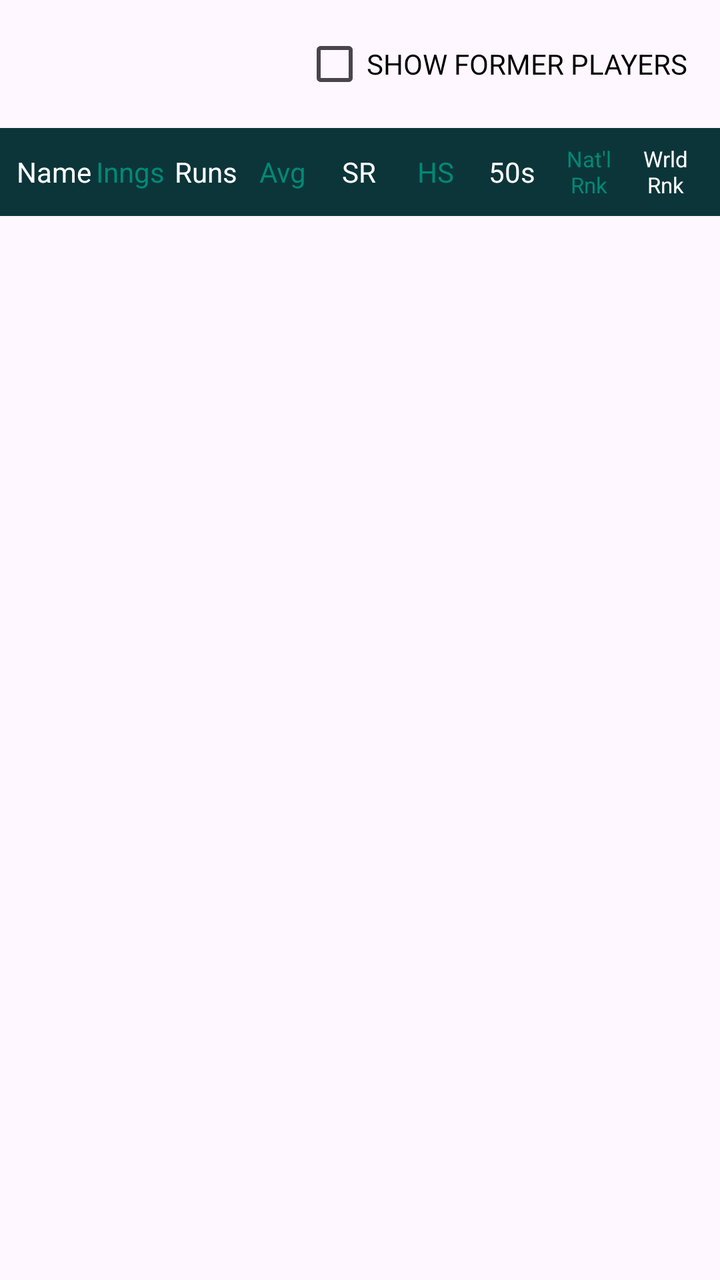
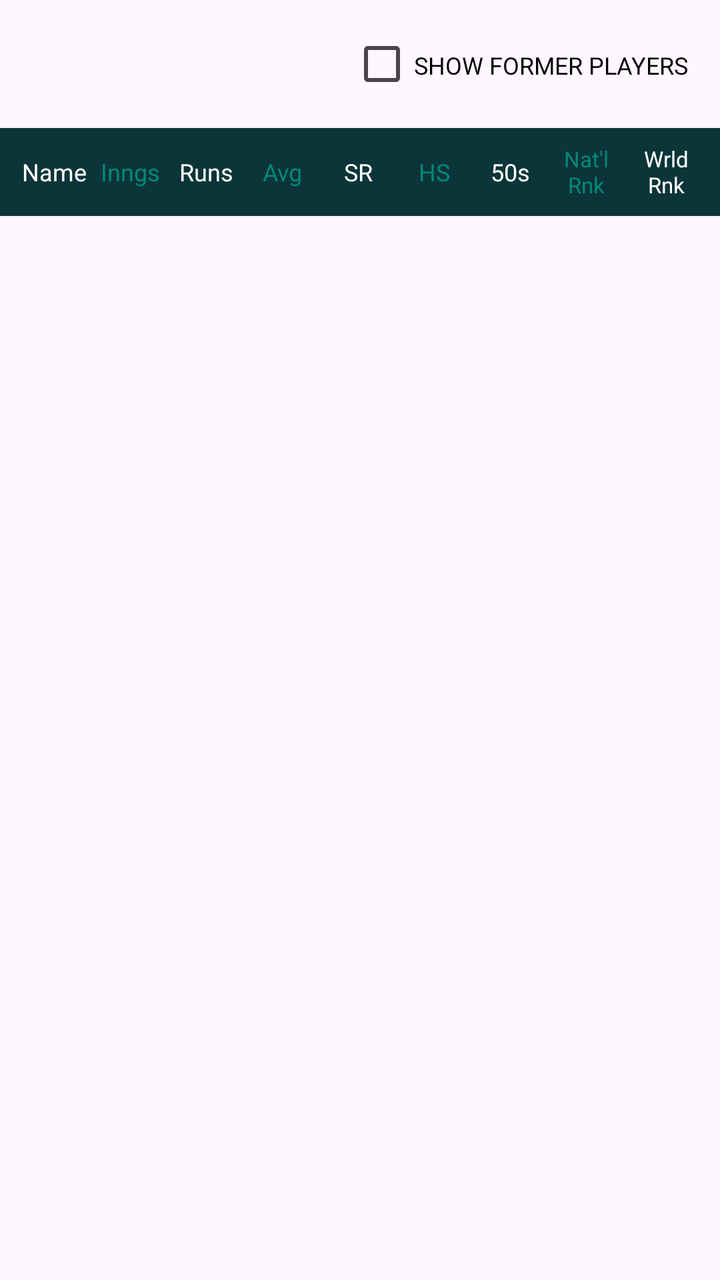

Two renders of the same Android screen: before a commit and after it. Below are the layout's source before the change and the commit's diff.
<!-- AndroidManifest.xml: application theme Theme.LMSAssignment -->
<!-- res/layout/fragment_b.xml -->
<?xml version="1.0" encoding="utf-8"?>
<LinearLayout xmlns:android="http://schemas.android.com/apk/res/android"
    xmlns:app="http://schemas.android.com/apk/res-auto"
    xmlns:tools="http://schemas.android.com/tools"
    android:layout_width="match_parent"
    android:layout_height="match_parent"
    android:orientation="vertical"
    tools:context=".view.child_tabs.BFragment">

    <LinearLayout
        android:id="@+id/llFormerPlayers"
        android:layout_width="match_parent"
        android:layout_height="wrap_content"
        android:gravity="end"
        android:orientation="horizontal"
        android:padding="8dp">


        <androidx.appcompat.widget.AppCompatCheckBox
            android:id="@+id/cbFormerPlayers"
            android:layout_width="28dp"
            android:layout_height="wrap_content"
            android:layout_marginHorizontal="4dp"
            android:buttonTint="@color/lms_primary" />

        <TextView
            android:id="@+id/tvFormerPlayers"
            android:layout_width="wrap_content"
            android:layout_height="wrap_content"
            android:layout_marginEnd="8dp"
            android:text="SHOW FORMER PLAYERS"
            android:textColor="@android:color/black"
            android:textSize="@dimen/lms_small_text" />

    </LinearLayout>

    <androidx.constraintlayout.widget.ConstraintLayout
        android:layout_width="match_parent"
        android:layout_height="wrap_content">

        <LinearLayout
            android:layout_width="match_parent"
            android:layout_height="44dp"
            android:background="@color/lms_primary_bg"
            android:gravity="center"
            android:orientation="horizontal"
            android:paddingHorizontal="8dp"
            app:layout_constraintEnd_toEndOf="parent"
            app:layout_constraintStart_toStartOf="parent"
            app:layout_constraintTop_toTopOf="parent">

            
            <TextView
                android:id="@+id/tvName"
                android:layout_width="0dp"
                android:layout_height="wrap_content"
                android:layout_weight="1"
                android:gravity="center"
                android:text="Name"
                android:textColor="@android:color/white"
                android:textSize="@dimen/lms_small_text" />

            
            <TextView
                android:id="@+id/tvInnings"
                android:layout_width="0dp"
                android:layout_height="wrap_content"
                android:layout_weight="1"
                android:gravity="center"
                android:text="Inngs"
                android:textColor="@color/lms_primary"
                android:textSize="@dimen/lms_small_text" />

            
            <TextView
                android:id="@+id/tvRuns"
                android:layout_width="0dp"
                android:layout_height="wrap_content"
                android:layout_weight="1"
                android:gravity="center"
                android:text="Runs"
                android:textColor="@android:color/white"
                android:textSize="@dimen/lms_small_text" />

            
            <TextView
                android:id="@+id/tvAvg"
                android:layout_width="0dp"
                android:layout_height="wrap_content"
                android:layout_weight="1"
                android:gravity="center"
                android:text="Avg"
                android:textColor="@color/lms_primary"
                android:textSize="@dimen/lms_small_text" />

            
            <TextView
                android:id="@+id/tvSR"
                android:layout_width="0dp"
                android:layout_height="wrap_content"
                android:layout_weight="1"
                android:gravity="center"
                android:text="SR"
                android:textColor="@android:color/white"
                android:textSize="@dimen/lms_small_text" />

            
            <TextView
                android:id="@+id/tvHS"
                android:layout_width="0dp"
                android:layout_height="wrap_content"
                android:layout_weight="1"
                android:gravity="center"
                android:text="HS"
                android:textColor="@color/lms_primary"
                android:textSize="@dimen/lms_small_text" />

            
            <TextView
                android:id="@+id/tv50s"
                android:layout_width="0dp"
                android:layout_height="wrap_content"
                android:layout_weight="1"
                android:gravity="center"
                android:text="50s"
                android:textColor="@android:color/white"
                android:textSize="@dimen/lms_small_text" />

            
            <TextView
                android:id="@+id/tvNationalRank"
                android:layout_width="0dp"
                android:layout_height="wrap_content"
                android:layout_weight="1"
                android:gravity="center"
                android:text="Nat'l Rnk"
                android:textColor="@color/lms_primary"
                android:textSize="11sp" />

            
            <TextView
                android:id="@+id/tvWorldRank"
                android:layout_width="0dp"
                android:layout_height="wrap_content"
                android:layout_weight="1"
                android:gravity="center"
                android:text="Wrld Rnk"
                android:textColor="@android:color/white"
                android:textSize="11sp" />

        </LinearLayout>

        <ImageView
            android:id="@+id/ivArrow"
            android:layout_width="12dp"
            android:layout_height="12dp"
            android:layout_marginEnd="130dp"
            android:layout_marginBottom="6dp"
            android:src="@drawable/ic_triangle"
            android:visibility="gone"
            app:layout_constraintBottom_toBottomOf="parent"
            app:layout_constraintEnd_toEndOf="parent"
            app:layout_constraintStart_toStartOf="parent"
            tools:visibility="visible" />
    </androidx.constraintlayout.widget.ConstraintLayout>

    <FrameLayout
        android:layout_width="match_parent"
        android:layout_height="wrap_content">

        <androidx.recyclerview.widget.RecyclerView
            android:id="@+id/rvBatting"
            android:layout_width="match_parent"
            android:layout_height="wrap_content"
            android:nestedScrollingEnabled="false"
            app:layoutManager="androidx.recyclerview.widget.LinearLayoutManager"
            tools:listitem="@layout/item_batting" />

        <ProgressBar
            android:id="@+id/progressBar"
            android:layout_width="wrap_content"
            android:layout_height="wrap_content"
            android:layout_gravity="center"
            android:indeterminateTint="@color/lms_primary" />
    </FrameLayout>

</LinearLayout>
<!-- res/layout/item_batting.xml (included above) -->
<?xml version="1.0" encoding="utf-8"?>
<LinearLayout xmlns:android="http://schemas.android.com/apk/res/android"
    android:layout_width="match_parent"
    android:layout_height="wrap_content">

    <LinearLayout
        android:paddingHorizontal="8dp"
        android:gravity="center"
        android:layout_width="match_parent"
        android:layout_height="44dp"
        android:orientation="horizontal">

        
        <TextView
            android:id="@+id/tvName"
            android:layout_width="0dp"
            android:layout_height="wrap_content"
            android:layout_weight="1"
            android:gravity="center"
            android:maxLength="5"
            android:text="Name"
            android:lineBreakStyle="none"
            android:textColor="@color/batting_item_text_odd"
            android:textSize="@dimen/lms_small_text" />

        
        <TextView
            android:id="@+id/tvInnings"
            android:layout_width="0dp"
            android:layout_height="wrap_content"
            android:layout_weight="1"
            android:gravity="center"
            android:text="Inngs"
            android:textColor="@color/batting_item_text_even"
            android:textSize="@dimen/lms_small_text" />

        
        <TextView
            android:id="@+id/tvRuns"
            android:layout_width="0dp"
            android:layout_height="wrap_content"
            android:layout_weight="1"
            android:gravity="center"
            android:text="Runs"
            android:textColor="@color/batting_item_text_odd"
            android:textSize="@dimen/lms_small_text" />

        
        <TextView
            android:id="@+id/tvAvg"
            android:layout_width="0dp"
            android:layout_height="wrap_content"
            android:layout_weight="1"
            android:gravity="center"
            android:text="Avg"
            android:textColor="@color/batting_item_text_even"
            android:textSize="@dimen/lms_small_text" />

        
        <TextView
            android:id="@+id/tvSR"
            android:layout_width="0dp"
            android:layout_height="wrap_content"
            android:layout_weight="1"
            android:gravity="center"
            android:text="SR"
            android:textColor="@color/batting_item_text_odd"
            android:textSize="@dimen/lms_small_text" />

        
        <TextView
            android:id="@+id/tvHS"
            android:layout_width="0dp"
            android:layout_height="wrap_content"
            android:layout_weight="1"
            android:gravity="center"
            android:text="HS"
            android:textColor="@color/batting_item_text_even"
            android:textSize="@dimen/lms_small_text" />

        
        <TextView
            android:id="@+id/tv50s"
            android:layout_width="0dp"
            android:layout_height="wrap_content"
            android:layout_weight="1"
            android:gravity="center"
            android:text="50s"
            android:textColor="@color/batting_item_text_odd"
            android:textSize="@dimen/lms_small_text" />

        
        <TextView
            android:id="@+id/tvNationalRank"
            android:layout_width="0dp"
            android:layout_height="wrap_content"
            android:layout_weight="1"
            android:gravity="center"
            android:text="Nat'l Rnk"
            android:textColor="@color/batting_item_text_even"
            android:textSize="11sp" />

        
        <TextView
            android:id="@+id/tvWorldRank"
            android:layout_width="0dp"
            android:layout_height="wrap_content"
            android:layout_weight="1"
            android:gravity="center"
            android:text="Wrld Rnk"
            android:textColor="@color/batting_item_text_odd"
            android:textSize="11sp" />

    </LinearLayout>

</LinearLayout>
<!-- resources referenced by this layout -->
<resources>
  <color name="batting_item_text_even">#1a9585</color>
  <color name="batting_item_text_odd">#25494d</color>
  <color name="lms_primary">#008977</color>
  <color name="lms_primary_bg">#0C3539</color>
  <dimen name="lms_small_text">14sp</dimen>
  <!-- drawable ic_triangle (drawable) -->
  <vector xmlns:android="http://schemas.android.com/apk/res/android"
      android:width="12dp"
      android:height="9dp"
      android:viewportWidth="12"
      android:viewportHeight="9">
    <path
        android:pathData="M6,9L0.804,-0L11.196,-0L6,9Z"
        android:fillColor="#CD5858"/>
  </vector>
  <style name="Theme.LMSAssignment" parent="Base.Theme.LMSAssignment" />
  <style name="Base.Theme.LMSAssignment" parent="Theme.Material3.DayNight.NoActionBar">
          
          
      </style>
</resources>

<!-- the commit's change to res/layout/fragment_b.xml (unified diff, before → after) -->
@@ -142,6 +142,7 @@
                 android:id="@+id/tvWorldRank"
                 android:layout_width="0dp"
                 android:layout_height="wrap_content"
+                android:layout_marginStart="2dp"
                 android:layout_weight="1"
                 android:gravity="center"
                 android:text="Wrld Rnk"
@@ -192,11 +193,11 @@
     android:layout_height="wrap_content">
 
     <LinearLayout
-        android:paddingHorizontal="8dp"
-        android:gravity="center"
         android:layout_width="match_parent"
         android:layout_height="44dp"
-        android:orientation="horizontal">
+        android:gravity="center"
+        android:orientation="horizontal"
+        android:paddingHorizontal="8dp">
 
         
         <TextView
@@ -205,9 +206,9 @@
             android:layout_height="wrap_content"
             android:layout_weight="1"
             android:gravity="center"
+            android:lineBreakStyle="none"
             android:maxLength="5"
             android:text="Name"
-            android:lineBreakStyle="none"
             android:textColor="@color/batting_item_text_odd"
             android:textSize="@dimen/lms_small_text" />
 
@@ -293,6 +294,7 @@
             android:id="@+id/tvWorldRank"
             android:layout_width="0dp"
             android:layout_height="wrap_content"
+            android:layout_marginStart="2dp"
             android:layout_weight="1"
             android:gravity="center"
             android:text="Wrld Rnk"
<!-- resource entries referenced after the edit -->
@@ -4,7 +4,7 @@
   <color name="batting_item_text_odd">#25494d</color>
   <color name="lms_primary">#008977</color>
   <color name="lms_primary_bg">#0C3539</color>
-  <dimen name="lms_small_text">14sp</dimen>
+  <dimen name="lms_small_text">12sp</dimen>
   <!-- drawable ic_triangle (drawable) -->
   <vector xmlns:android="http://schemas.android.com/apk/res/android"
       android:width="12dp"
